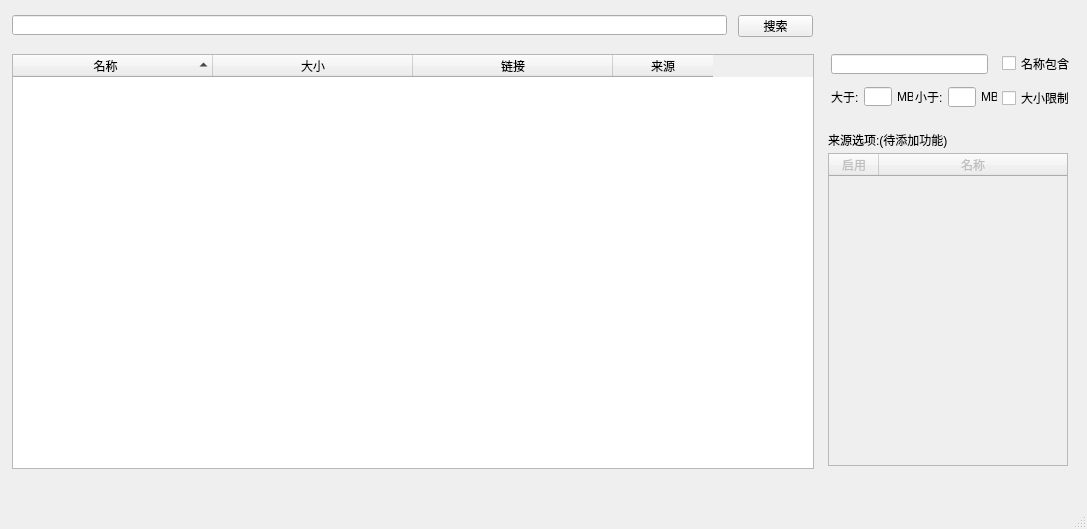
chroming/MagSearch, file mag_search.ui: the form before one commit.
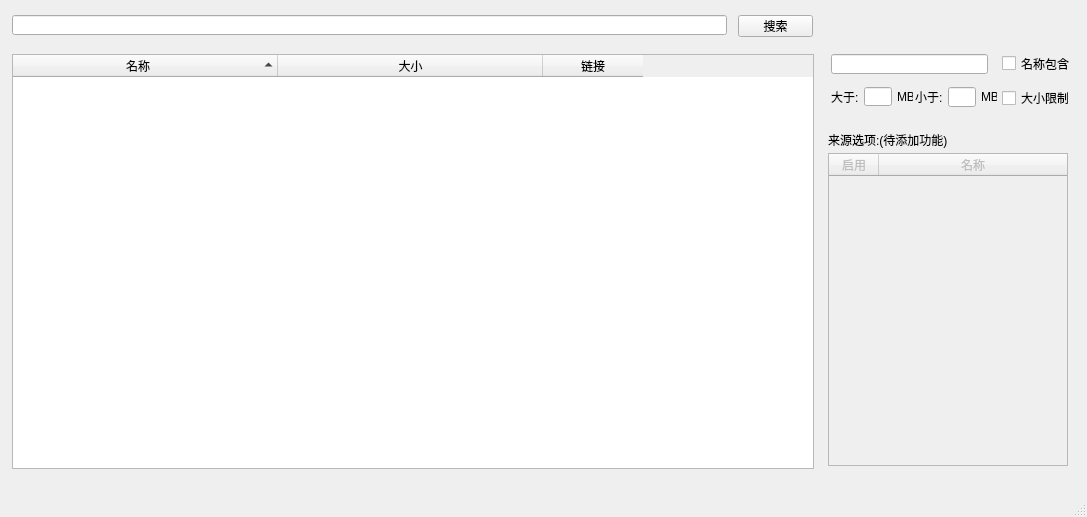
The form after the commit. Icons and pictures are not drawn.

Commit message: 取消结果的来源column

Diff of the .ui file:
```diff
--- a/mag_search.ui
+++ b/mag_search.ui
@@ -7,7 +7,7 @@
     <x>0</x>
     <y>0</y>
     <width>1087</width>
-    <height>529</height>
+    <height>517</height>
    </rect>
   </property>
   <property name="sizePolicy">
@@ -19,13 +19,13 @@
   <property name="minimumSize">
    <size>
     <width>1087</width>
-    <height>529</height>
+    <height>517</height>
    </size>
   </property>
   <property name="maximumSize">
    <size>
     <width>1087</width>
-    <height>529</height>
+    <height>517</height>
    </size>
   </property>
   <property name="windowTitle">
@@ -83,6 +83,15 @@
     <property name="contextMenuPolicy">
      <enum>Qt::CustomContextMenu</enum>
     </property>
+    <property name="indentation">
+     <number>10</number>
+    </property>
+    <property name="expandsOnDoubleClick">
+     <bool>false</bool>
+    </property>
+    <property name="columnCount">
+     <number>3</number>
+    </property>
     <attribute name="headerVisible">
      <bool>true</bool>
     </attribute>
@@ -90,11 +99,14 @@
      <bool>false</bool>
     </attribute>
     <attribute name="headerDefaultSectionSize">
-     <number>200</number>
+     <number>265</number>
     </attribute>
     <attribute name="headerHighlightSections">
      <bool>true</bool>
     </attribute>
+    <attribute name="headerMinimumSectionSize">
+     <number>100</number>
+    </attribute>
     <attribute name="headerShowSortIndicator" stdset="0">
      <bool>true</bool>
     </attribute>
@@ -125,14 +137,6 @@
       <set>AlignHCenter|AlignVCenter|AlignCenter</set>
      </property>
     </column>
-    <column>
-     <property name="text">
-      <string>来源</string>
-     </property>
-     <property name="textAlignment">
-      <set>AlignHCenter|AlignVCenter|AlignCenter</set>
-     </property>
-    </column>
    </widget>
    <widget class="QLineEdit" name="filter_lineedit">
     <property name="geometry">
```
Left out of the diff: 2 changed lines with no effect on the pictures. The commit also changes 3 other files.
